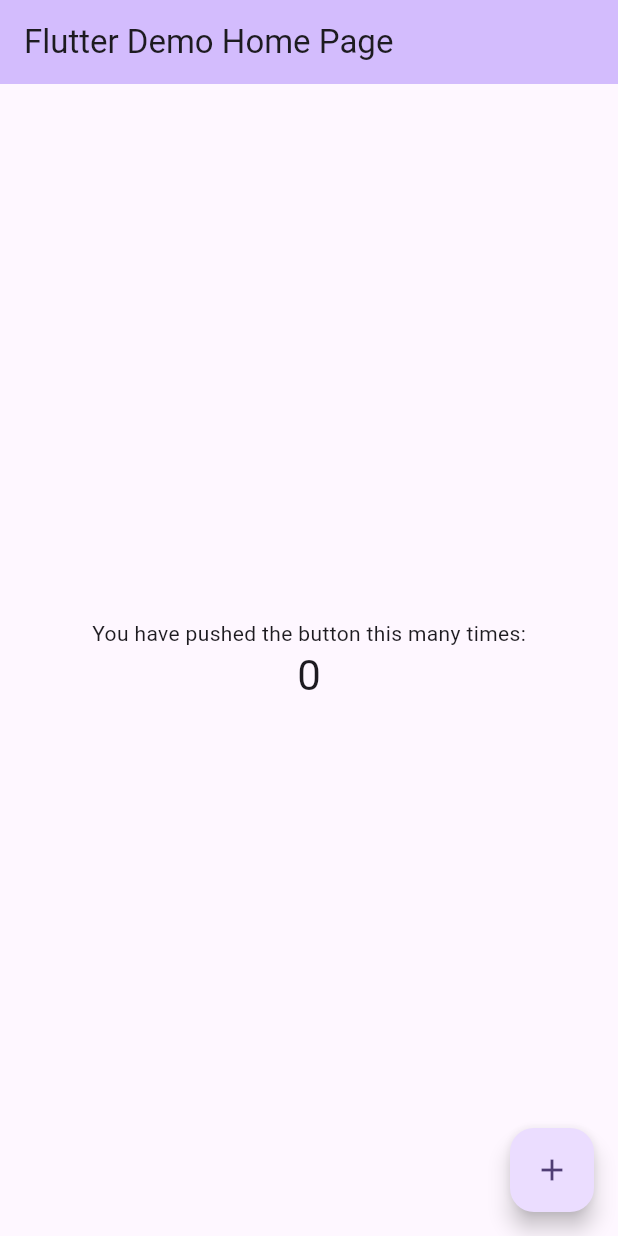
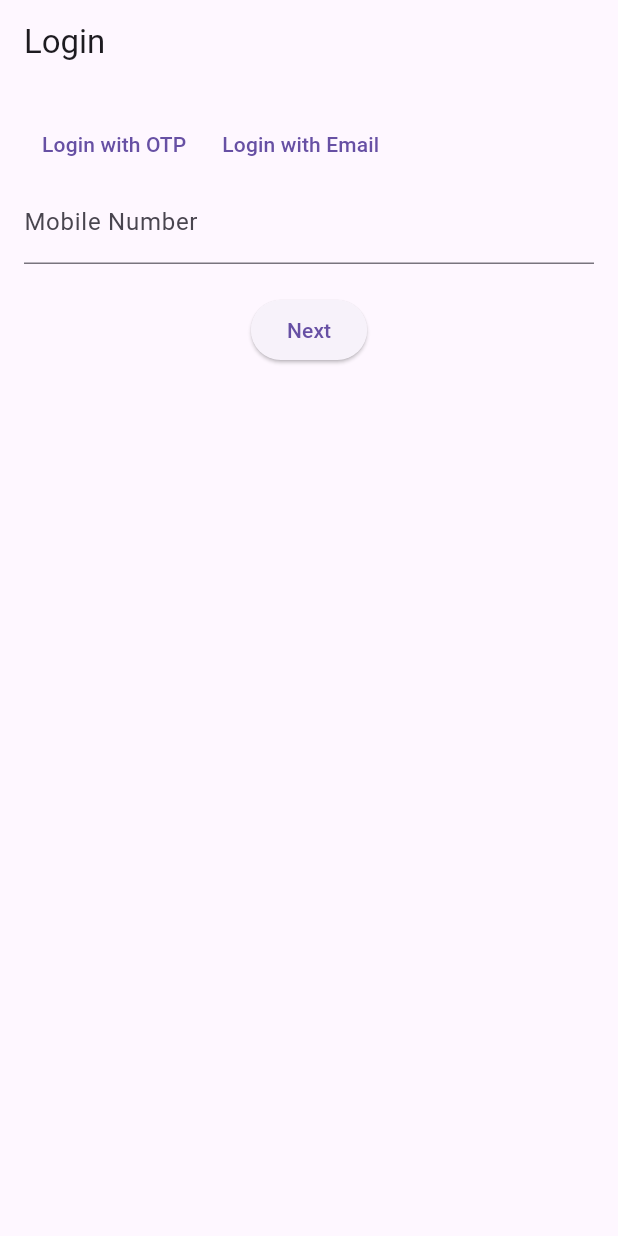
Before and after one commit to satishkoladiya/map_assignment, a Flutter app: the screen it shows after launch, on a phone screen of 412 x 824 dp. Run offline on Flutter 3.47's test engine with Material 3 defaults, Android fonts, the phone set to English and light mode, and no system bars; our stand-ins replace geocoding, geolocator, shared_preferences; accounts and stored records are empty.

```diff
--- a/lib/main.dart
+++ b/lib/main.dart
@@ -1,125 +1,33 @@
 import 'package:flutter/material.dart';
+import 'package:map_assignment/providers/auth_provider.dart';
+import 'package:provider/provider.dart';
+import 'package:shared_preferences/shared_preferences.dart';
 
-void main() {
-  runApp(const MyApp());
+import 'screens/login_screen.dart';
+import 'screens/profile_summary_screen.dart';
+
+void main() async {
+  WidgetsFlutterBinding.ensureInitialized();
+
+  // Check FTU or profile completion
+  final prefs = await SharedPreferences.getInstance();
+  final isProfileComplete = prefs.getBool('isProfileComplete') ?? false;
+
+  runApp(MyApp(isProfileComplete: isProfileComplete));
 }
 
 class MyApp extends StatelessWidget {
-  const MyApp({super.key});
+  final bool isProfileComplete;
 
-  // This widget is the root of your application.
+  const MyApp({super.key, required this.isProfileComplete});
   @override
   Widget build(BuildContext context) {
-    return MaterialApp(
-      title: 'Flutter Demo',
-      theme: ThemeData(
-        // This is the theme of your application.
-        //
-        // TRY THIS: Try running your application with "flutter run". You'll see
-        // the application has a purple toolbar. Then, without quitting the app,
-        // try changing the seedColor in the colorScheme below to Colors.green
-        // and then invoke "hot reload" (save your changes or press the "hot
-        // reload" button in a Flutter-supported IDE, or press "r" if you used
-        // the command line to start the app).
-        //
-        // Notice that the counter didn't reset back to zero; the application
-        // state is not lost during the reload. To reset the state, use hot
-        // restart instead.
-        //
-        // This works for code too, not just values: Most code changes can be
-        // tested with just a hot reload.
-        colorScheme: ColorScheme.fromSeed(seedColor: Colors.deepPurple),
-        useMaterial3: true,
+    return ChangeNotifierProvider(
+      create: (_) => AuthProvider(),
+      child: MaterialApp(
+        debugShowCheckedModeBanner: false,
+        home: isProfileComplete ? ProfileSummaryScreen() : LoginScreen(),
       ),
-      home: const MyHomePage(title: 'Flutter Demo Home Page'),
     );
   }
 }
-
-class MyHomePage extends StatefulWidget {
-  const MyHomePage({super.key, required this.title});
-
-  // This widget is the home page of your application. It is stateful, meaning
-  // that it has a State object (defined below) that contains fields that affect
-  // how it looks.
-
-  // This class is the configuration for the state. It holds the values (in this
-  // case the title) provided by the parent (in this case the App widget) and
-  // used by the build method of the State. Fields in a Widget subclass are
-  // always marked "final".
-
-  final String title;
-
-  @override
-  State<MyHomePage> createState() => _MyHomePageState();
-}
-
-class _MyHomePageState extends State<MyHomePage> {
-  int _counter = 0;
-
-  void _incrementCounter() {
-    setState(() {
-      // This call to setState tells the Flutter framework that something has
-      // changed in this State, which causes it to rerun the build method below
-      // so that the display can reflect the updated values. If we changed
-      // _counter without calling setState(), then the build method would not be
-      // called again, and so nothing would appear to happen.
-      _counter++;
-    });
-  }
-
-  @override
-  Widget build(BuildContext context) {
-    // This method is rerun every time setState is called, for instance as done
-    // by the _incrementCounter method above.
-    //
-    // The Flutter framework has been optimized to make rerunning build methods
-    // fast, so that you can just rebuild anything that needs updating rather
-    // than having to individually change instances of widgets.
-    return Scaffold(
-      appBar: AppBar(
-        // TRY THIS: Try changing the color here to a specific color (to
-        // Colors.amber, perhaps?) and trigger a hot reload to see the AppBar
-        // change color while the other colors stay the same.
-        backgroundColor: Theme.of(context).colorScheme.inversePrimary,
-        // Here we take the value from the MyHomePage object that was created by
-        // the App.build method, and use it to set our appbar title.
-        title: Text(widget.title),
-      ),
-      body: Center(
-        // Center is a layout widget. It takes a single child and positions it
-        // in the middle of the parent.
-        child: Column(
-          // Column is also a layout widget. It takes a list of children and
-          // arranges them vertically. By default, it sizes itself to fit its
-          // children horizontally, and tries to be as tall as its parent.
-          //
-          // Column has various properties to control how it sizes itself and
-          // how it positions its children. Here we use mainAxisAlignment to
-          // center the children vertically; the main axis here is the vertical
-          // axis because Columns are vertical (the cross axis would be
-          // horizontal).
-          //
-          // TRY THIS: Invoke "debug painting" (choose the "Toggle Debug Paint"
-          // action in the IDE, or press "p" in the console), to see the
-          // wireframe for each widget.
-          mainAxisAlignment: MainAxisAlignment.center,
-          children: <Widget>[
-            const Text(
-              'You have pushed the button this many times:',
-            ),
-            Text(
-              '$_counter',
-              style: Theme.of(context).textTheme.headlineMedium,
-            ),
-          ],
-        ),
-      ),
-      floatingActionButton: FloatingActionButton(
-        onPressed: _incrementCounter,
-        tooltip: 'Increment',
-        child: const Icon(Icons.add),
-      ), // This trailing comma makes auto-formatting nicer for build methods.
-    );
-  }
-}
--- /dev/null
+++ b/lib/models/user_model.dart
@@ -0,0 +1,13 @@
+class User {
+  String firstName;
+  String lastName;
+  String dateOfBirth;
+  String location;
+
+  User({
+    required this.firstName,
+    required this.lastName,
+    required this.dateOfBirth,
+    required this.location,
+  });
+}
--- /dev/null
+++ b/lib/providers/auth_provider.dart
@@ -0,0 +1,25 @@
+import 'package:flutter/material.dart';
+
+import '../models/user_model.dart';
+
+class AuthProvider with ChangeNotifier {
+  String _otp = "123456";
+  User? _user;
+
+  String get otp => _otp;
+  User? get user => _user;
+
+  void setOtp(String value) {
+    _otp = value;
+    notifyListeners();
+  }
+
+  void setUser(User user) {
+    _user = user;
+    notifyListeners();
+  }
+
+  bool validateOtp(String enteredOtp) {
+    return _otp == enteredOtp;
+  }
+}
--- /dev/null
+++ b/lib/screens/login_screen.dart
@@ -0,0 +1,101 @@
+import 'package:flutter/material.dart';
+
+import 'create_profile_screen.dart';
+import 'otp_verification_screen.dart';
+
+class LoginScreen extends StatefulWidget {
+  @override
+  _LoginScreenState createState() => _LoginScreenState();
+}
+
+class _LoginScreenState extends State<LoginScreen> {
+  final TextEditingController _mobileController = TextEditingController();
+  final TextEditingController _emailController = TextEditingController();
+  final TextEditingController _passwordController = TextEditingController();
+  bool _isOtpMode = true;
+
+  // Function to validate phone number
+  bool _isValidPhoneNumber(String phone) {
+    final phoneRegExp = RegExp(
+        r'^(?:[+0]9)?[0-9]{10}$'); // Simple regex for phone number validation
+    return phoneRegExp.hasMatch(phone);
+  }
+
+  void _login() {
+    if (_isOtpMode) {
+      if (!_isValidPhoneNumber(_mobileController.text)) {
+        ScaffoldMessenger.of(context)
+            .showSnackBar(SnackBar(content: Text("Invalid phone number")));
+        return;
+      }
+      Navigator.push(
+        context,
+        MaterialPageRoute(
+            builder: (_) =>
+                OtpVerificationScreen(mobile: _mobileController.text)),
+      );
+    } else {
+      if (!_emailController.text.contains('@')) {
+        ScaffoldMessenger.of(context).showSnackBar(
+            const SnackBar(content: Text("Invalid email format")));
+        return;
+      }
+      if (_passwordController.text.isEmpty) {
+        ScaffoldMessenger.of(context).showSnackBar(
+            const SnackBar(content: Text("Password cannot be empty")));
+        return;
+      }
+      Navigator.push(context,
+          MaterialPageRoute(builder: (_) => const CreateProfileScreen()));
+    }
+  }
+
+  @override
+  Widget build(BuildContext context) {
+    return Scaffold(
+      appBar: AppBar(title: const Text("Login")),
+      body: Padding(
+        padding: const EdgeInsets.all(16.0),
+        child: Column(
+          children: [
+            Row(
+              children: [
+                TextButton(
+                  onPressed: () => setState(() => _isOtpMode = true),
+                  child: const Text("Login with OTP"),
+                ),
+                TextButton(
+                  onPressed: () => setState(() => _isOtpMode = false),
+                  child: const Text("Login with Email"),
+                ),
+              ],
+            ),
+            if (_isOtpMode)
+              TextField(
+                controller: _mobileController,
+                keyboardType: TextInputType.phone,
+                decoration: const InputDecoration(labelText: "Mobile Number"),
+              )
+            else ...[
+              TextField(
+                controller: _emailController,
+                keyboardType: TextInputType.emailAddress,
+                decoration: const InputDecoration(labelText: "Email"),
+              ),
+              TextField(
+                controller: _passwordController,
+                obscureText: true,
+                decoration: const InputDecoration(labelText: "Password"),
+              ),
+            ],
+            const SizedBox(height: 20),
+            ElevatedButton(
+              onPressed: _login,
+              child: const Text("Next"),
+            ),
+          ],
+        ),
+      ),
+    );
+  }
+}
--- a/pubspec.yaml
+++ b/pubspec.yaml
@@ -35,6 +35,10 @@ dependencies:
   # The following adds the Cupertino Icons font to your application.
   # Use with the CupertinoIcons class for iOS style icons.
   cupertino_icons: ^1.0.6
+  geolocator: ^9.0.2
+  provider: ^6.0.5
+  geocoding: ^3.0.0
+  shared_preferences: ^2.0.17
 
 dev_dependencies:
   flutter_test:
```
Also changed, not shown: lib/screens/create_profile_screen.dart (added, +160 -0 lines), lib/screens/edit_profile_screen.dart (added, +89 -0 lines), lib/screens/otp_verification_screen.dart (added, +54 -0 lines), lib/screens/profile_summary_screen.dart (added, +69 -0 lines), pubspec.lock, 9 other files.
